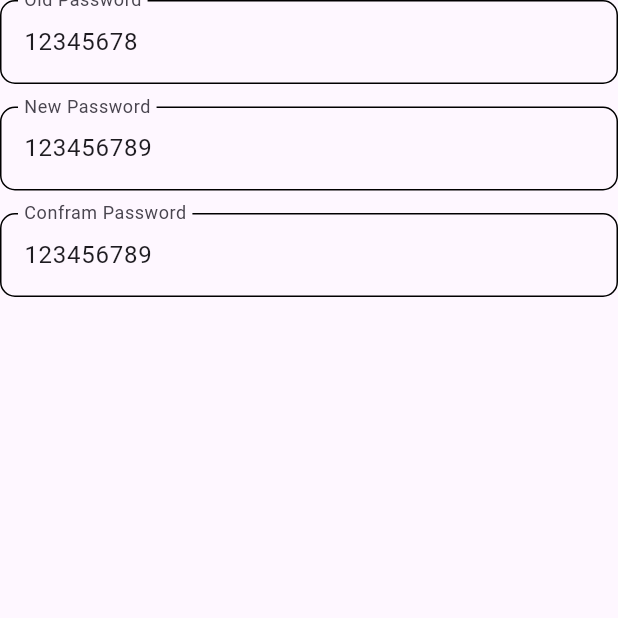
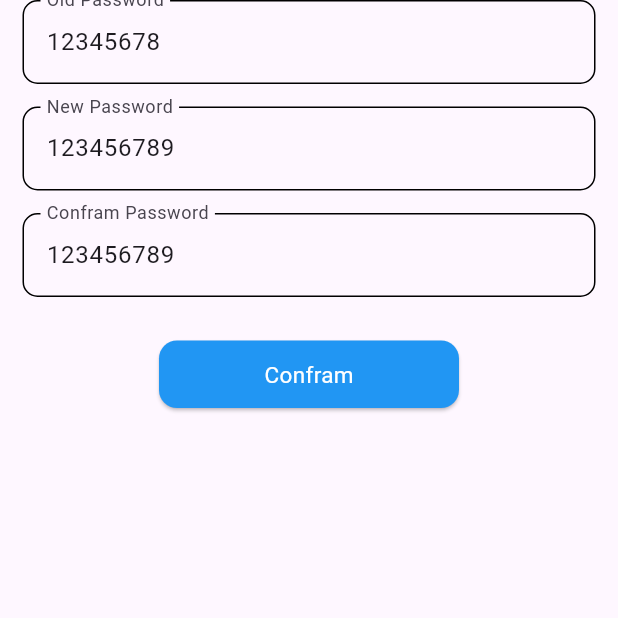
Before and after one commit to fahimshahariar09/delivery_app, a Flutter app: the screen it shows after launch, on a phone screen of 412 x 824 dp, the top half of it. Run offline on Flutter 3.47's test engine with Material 3 defaults, Android fonts, the phone set to English and light mode, and no system bars; our stand-ins replace animated_notch_bottom_bar, get.

Commit message:
first commit

```diff
--- a/lib/view/screen/auth/new_password.dart
+++ b/lib/view/screen/auth/new_password.dart
@@ -1,4 +1,6 @@
 import 'package:delivery/controller/ui_controller/auth/new_password.dart';
+import 'package:delivery/view/common_widget/common_button.dart';
+import 'package:delivery/view/screen/auth/sign_in.dart';
 import 'package:delivery/view/screen/auth/widget/password_text_field.dart';
 import 'package:flutter/material.dart';
 import 'package:get/get.dart';
@@ -11,21 +13,33 @@ class NewPassword extends StatelessWidget {
     NewPasswordController controller = Get.put(NewPasswordController());
     return Scaffold(
       body: SafeArea(
+        child: Padding(
+          padding: const EdgeInsets.symmetric(horizontal: 15),
           child: Column(
             children: [
-            PasswordTextField(passwordController: controller.oldpassController,
+              PasswordTextField(
+                passwordController: controller.oldpassController,
                 lText: "Old Password",
               ),
-            SizedBox(height: 15),
-            PasswordTextField(passwordController: controller.newpassController,
+              const SizedBox(height: 15),
+              PasswordTextField(
+                passwordController: controller.newpassController,
                 lText: "New Password",
               ),
-            SizedBox(height: 15),
+              const SizedBox(height: 15),
               PasswordTextField(
                 passwordController: controller.newconpassController,
                 lText: "Confram Password",
               ),
+              const SizedBox(height: 25),
+              CommonButton(
+                  buttonName: "Confram",
+                  buttonWidth: 200,
+                  onTap: () {
+                    Get.to(const SignIn());
+                  })
             ],
+          ),
         ),
       ),
     );
```
Lines whose indentation alone changed are shown as unchanged.
